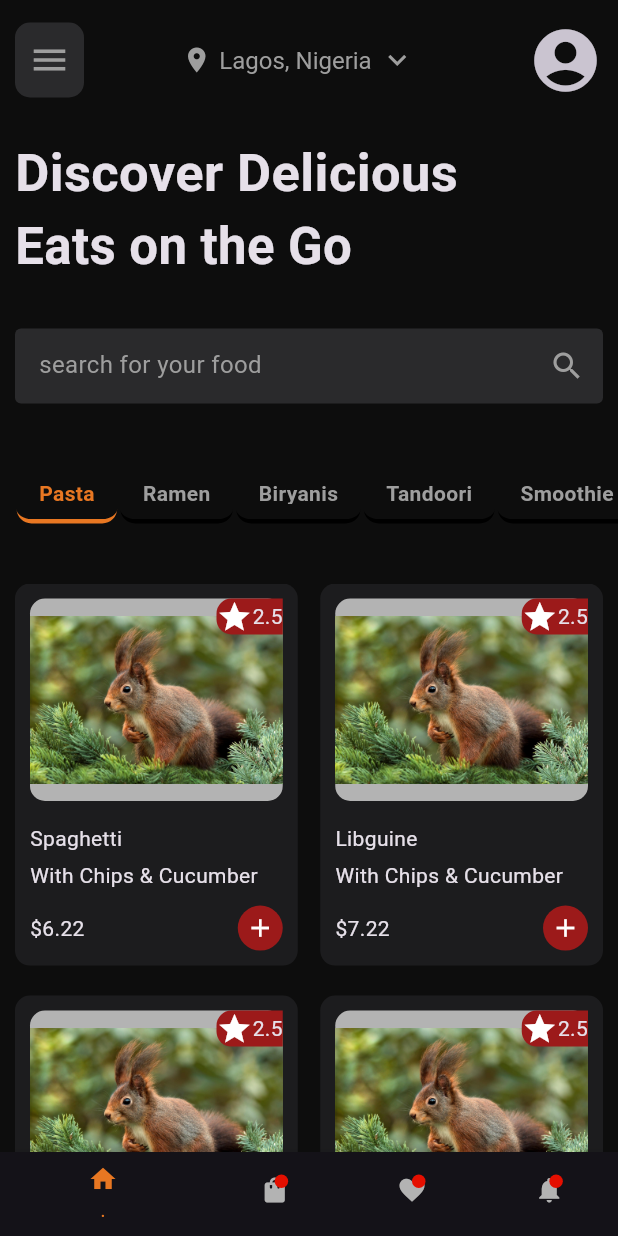
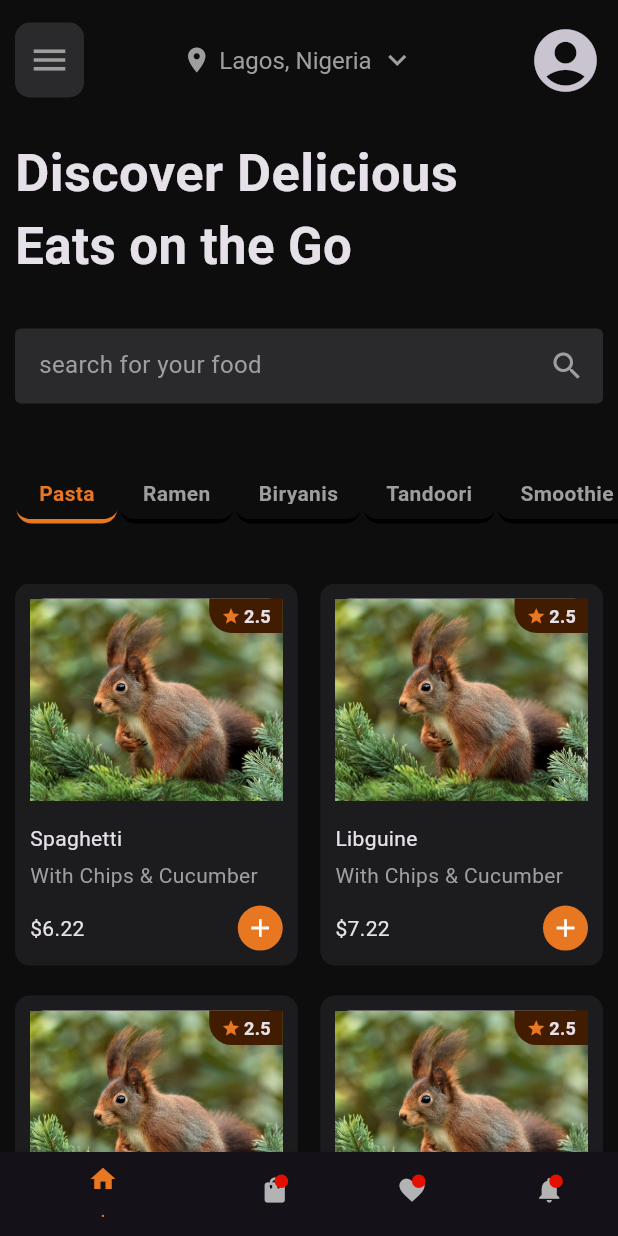
Before and after one commit to JoshuaOzibo/Mobile_Food_App, a Flutter app: the screen it shows after launch, on a phone screen of 412 x 824 dp. Run offline on Flutter 3.47's test engine with Material 3 defaults, Android fonts, the phone set to English and light mode, and no system bars.

Commit message:
updated code

```diff
--- a/lib/features/home/components/product_card.dart
+++ b/lib/features/home/components/product_card.dart
@@ -40,22 +40,27 @@ class ProductCard extends StatelessWidget {
             ),
             child: Stack(
               children: [
-                Image.asset(height: double.infinity, image),
+                Image.asset(
+                  image,
+                  height: double.infinity,
+                  fit: BoxFit.cover,
+                  ),
                 Positioned(
                   top: 0,
                   right: 0,
                   child: Container(
+                    padding: EdgeInsets.symmetric(horizontal: 8, vertical: 3),
                     decoration: BoxDecoration(
-                      color: NovaColors.chipsRed,
+                      color: const Color.fromARGB(255, 65, 28, 0),
                       borderRadius: BorderRadius.only(
-                        topLeft: Radius.circular(10),
-                        bottomLeft: Radius.circular(10),
+                        bottomLeft: Radius.circular(15),
                       )
                     ),
                     child: Row(
+                      spacing: 2,
                       children: [
-                        Icon(uiIcons['star']),
-                        Text('2.5'),
+                        Icon(uiIcons['star'], size: 13, color: NovaColors.primaryOrange,),
+                        Text('2.5', style: TextStyle(fontSize: 12, fontWeight: FontWeight.bold),),
                       ],
                     ),
                   )
@@ -68,7 +73,7 @@ class ProductCard extends StatelessWidget {
 
           Text(title),
           const SizedBox(height: 5),
-          Text(subTitle),
+          Text(subTitle, style: TextStyle(color: NovaColors.textGray),),
 
           const SizedBox(height: 10),
 
@@ -80,7 +85,7 @@ class ProductCard extends StatelessWidget {
                 padding: const EdgeInsets.all(5),
                 decoration: BoxDecoration(
                   borderRadius: BorderRadius.circular(100),
-                  color: NovaColors.chipsRed,
+                  color: NovaColors.primaryOrange,
                 ),
                 child: GestureDetector(
                   onTap: handleProductTap,
```
